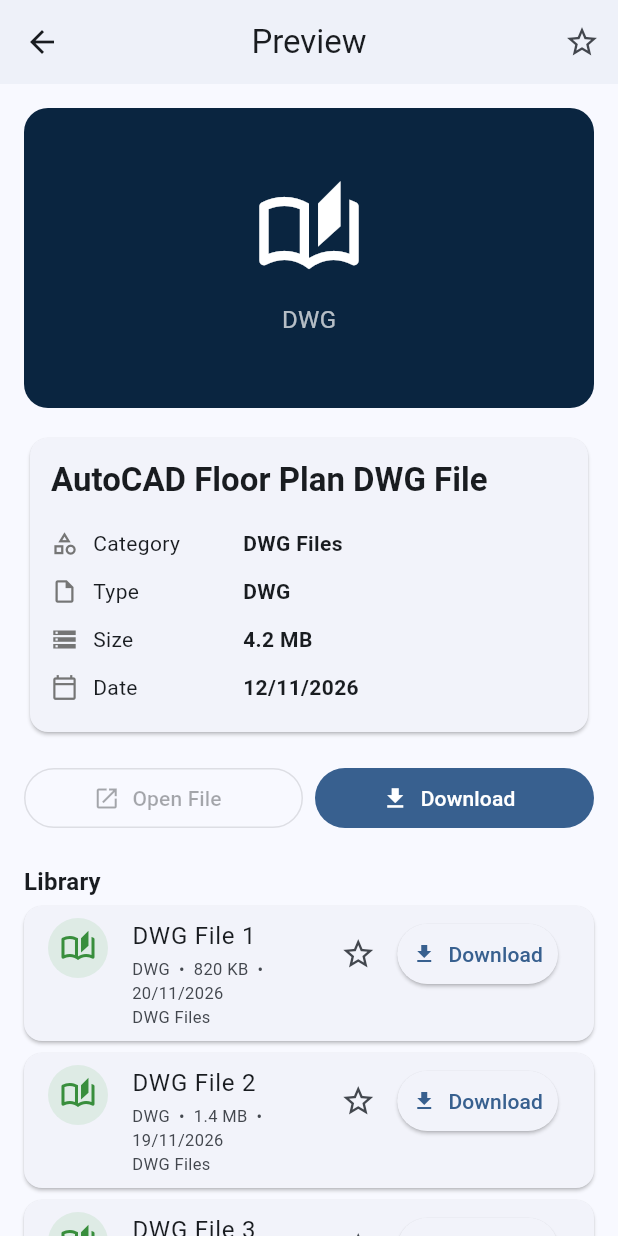
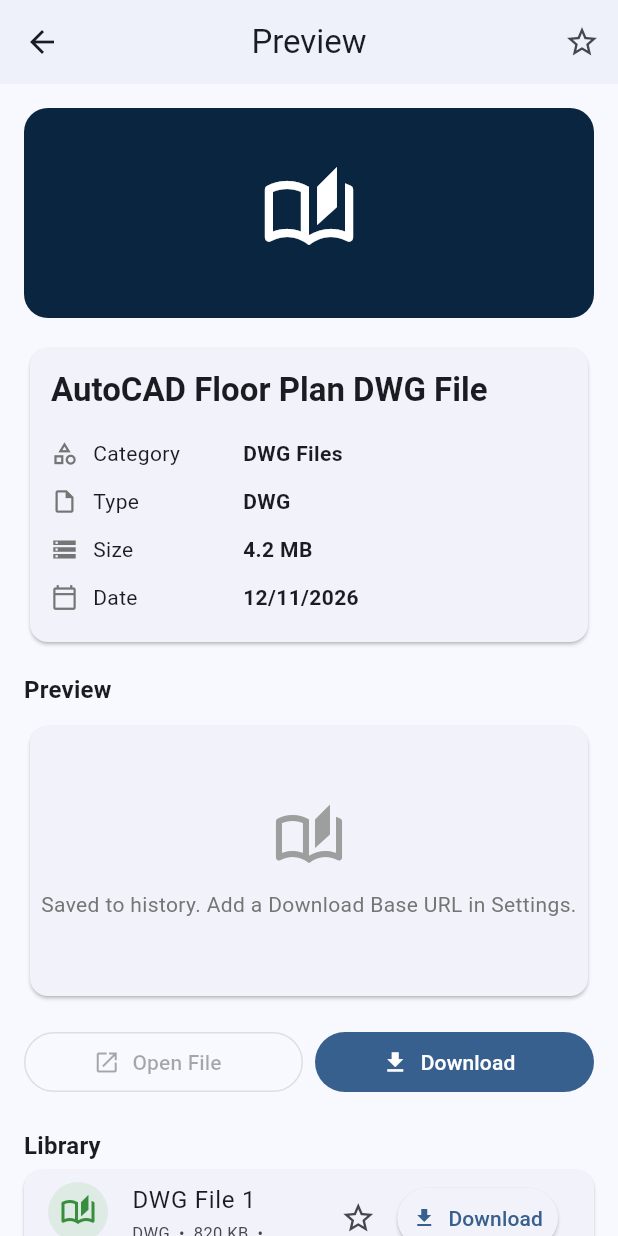
Before and after one commit to shahid-boop/zahid-academy, a Flutter app: the PreviewScreen screen opened directly with sample values from the repository, on a phone screen of 412 x 824 dp. Run offline on Flutter 3.47's test engine with Material 3 defaults, Android fonts, the phone set to English and light mode, and no system bars; our stand-ins replace cloud_firestore, file_picker, firebase_auth, firebase_core, firebase_storage, image_picker and 2 more; missing offline and left inert: flutter_pdfview; accounts and stored records are empty.

Commit message:
View system: inline PDF, video and image viewers in preview screen

```diff
--- a/lib/screens/preview_screen.dart
+++ b/lib/screens/preview_screen.dart
@@ -1,4 +1,6 @@
 import 'package:flutter/material.dart';
+import 'package:flutter_pdfview/flutter_pdfview.dart';
+import 'package:video_player/video_player.dart';
 
 import '../app_scope.dart';
 import '../l10n/strings.dart';
@@ -7,16 +9,22 @@ import '../services/app_state.dart';
 import '../services/launcher_service.dart';
 import '../widgets/file_tile.dart';
 
-/// File ka detail + preview screen (view system).
-class PreviewScreen extends StatelessWidget {
+/// Har file ka detail + **inline viewer** (PDF / video / image).
+class PreviewScreen extends StatefulWidget {
   final AppFile file;
 
   const PreviewScreen({super.key, required this.file});
 
   @override
+  State<PreviewScreen> createState() => _PreviewScreenState();
+}
+
+class _PreviewScreenState extends State<PreviewScreen> {
+  @override
   Widget build(BuildContext context) {
     final app = AppScope.of(context);
     final s = S(urdu: app.isUrdu, arabic: app.isArabic);
+    final file = widget.file;
     final locked = !app.canDownload(file.category, premium: file.isPremium);
 
     return Scaffold(
@@ -63,6 +71,16 @@ class PreviewScreen extends StatelessWidget {
             ),
           ),
           const SizedBox(height: 16),
+          Text(
+            s.t('preview'),
+            style: Theme.of(context)
+                .textTheme
+                .titleMedium
+                ?.copyWith(fontWeight: FontWeight.bold),
+          ),
+          const SizedBox(height: 8),
+          _viewer(context, s),
+          const SizedBox(height: 16),
           Row(
             children: [
               Expanded(
@@ -108,9 +126,10 @@ class PreviewScreen extends StatelessWidget {
           const SizedBox(height: 20),
           Text(
             s.t('library'),
-            style: Theme.of(context).textTheme.titleMedium?.copyWith(
-                  fontWeight: FontWeight.bold,
-                ),
+            style: Theme.of(context)
+                .textTheme
+                .titleMedium
+                ?.copyWith(fontWeight: FontWeight.bold),
           ),
           ...app.contents
               .where((f) => f.category == file.category && f.id != file.id)
@@ -121,42 +140,90 @@ class PreviewScreen extends StatelessWidget {
     );
   }
 
+  Widget _viewer(BuildContext context, S s) {
+    final file = widget.file;
+    final url = file.url;
+
+    if (url == null || url.isEmpty) {
+      return _placeholder(context, s, s.t('no_url'));
+    }
+
+    switch (file.kind) {
+      case FileKind.lecture: // PDF
+        return Card(
+          clipBehavior: Clip.antiAlias,
+          child: SizedBox(
+            height: 460,
+            child: PDFView(
+              url: url,
+              autoPlay: false,
+              onError: (_) => _placeholder(context, s, s.t('open_failed')),
+            ),
+          ),
+        );
+
+      case FileKind.video:
+        return Card(
+          clipBehavior: Clip.antiAlias,
+          child: _VideoViewer(url: url),
+        );
+
+      case FileKind.image:
+        return Card(
+          clipBehavior: Clip.antiAlias,
+          child: SizedBox(
+            height: 320,
+            child: InteractiveViewer(
+              child: Image.network(
+                url,
+                fit: BoxFit.contain,
+                errorBuilder: (_, __, ___) =>
+                    _placeholder(context, s, s.t('open_failed')),
+              ),
+            ),
+          ),
+        );
+
+      default:
+        // DWG / DXF / 3D Max / SketchUp ko phone par render nahi kar sakte.
+        return _placeholder(context, s, s.t('open_file'));
+    }
+  }
+
   Widget _hero(BuildContext context, S s) {
-    final isImage = file.kind == FileKind.image ||
-        (file.thumbnailUrl ?? '').toLowerCase().endsWith('.png') ||
-        (file.thumbnailUrl ?? '').toLowerCase().endsWith('.jpg');
-
+    final file = widget.file;
     return Container(
-      height: 200,
+      height: 140,
       width: double.infinity,
       decoration: BoxDecoration(
         color: const Color(0xFF0A2540),
         borderRadius: BorderRadius.circular(16),
       ),
-      child: isImage && file.thumbnailUrl != null
-          ? ClipRRect(
-              borderRadius: BorderRadius.circular(16),
-              child: Image.network(
-                file.thumbnailUrl!,
-                fit: BoxFit.cover,
-                errorBuilder: (_, __, ___) => _iconPlaceholder(context, s),
-              ),
-            )
-          : _iconPlaceholder(context, s),
+      child: Center(
+        child: Icon(file.icon, size: 64, color: Colors.white),
+      ),
     );
   }
 
-  Widget _iconPlaceholder(BuildContext context, S s) {
-    return Column(
-      mainAxisAlignment: MainAxisAlignment.center,
-      children: [
-        Icon(file.icon, size: 72, color: Colors.white),
-        const SizedBox(height: 10),
-        Text(
-          file.typeLabel,
-          style: const TextStyle(color: Colors.white70, fontSize: 16),
+  Widget _placeholder(BuildContext context, S s, String message) {
+    return Card(
+      child: Container(
+        height: 180,
+        width: double.infinity,
+        alignment: Alignment.center,
+        child: Column(
+          mainAxisSize: MainAxisSize.min,
+          children: [
+            Icon(widget.file.icon, size: 48, color: Colors.grey.shade500),
+            const SizedBox(height: 10),
+            Text(
+              message,
+              textAlign: TextAlign.center,
+              style: TextStyle(color: Colors.grey.shade600),
+            ),
+          ],
         ),
-      ],
+      ),
     );
   }
 
@@ -179,3 +246,76 @@ class PreviewScreen extends StatelessWidget {
     );
   }
 }
+
+/// Video inline player with play/pause.
+class _VideoViewer extends StatefulWidget {
+  final String url;
+
+  const _VideoViewer({required this.url});
+
+  @override
+  State<_VideoViewer> createState() => _VideoViewerState();
+}
+
+class _VideoViewerState extends State<_VideoViewer> {
+  late final VideoPlayerController _controller;
+  bool _error = false;
+
+  @override
+  void initState() {
+    super.initState();
+    _controller = VideoPlayerController.networkUrl(Uri.parse(widget.url));
+    _controller.initialize().then((_) {
+      if (mounted) setState(() {});
+    }).catchError((_) {
+      if (mounted) setState(() => _error = true);
+    });
+  }
+
+  @override
+  void dispose() {
+    _controller.dispose();
+    super.dispose();
+  }
+
+  @override
+  Widget build(BuildContext context) {
+    if (_error) {
+      return const SizedBox(
+        height: 180,
+        child: Center(child: Icon(Icons.broken_image, size: 48)),
+      );
+    }
+    if (!_controller.value.isInitialized) {
+      return const SizedBox(
+        height: 220,
+        child: Center(child: CircularProgressIndicator()),
+      );
+    }
+
+    final ratio = _controller.value.aspectRatio;
+    return Column(
+      children: [
+        AspectRatio(
+          aspectRatio: (ratio > 0 && ratio.isFinite) ? ratio : 16 / 9,
+          child: VideoPlayer(_controller),
+        ),
+        IconButton(
+          onPressed: () {
+            setState(() {
+              if (_controller.value.isPlaying) {
+                _controller.pause();
+              } else {
+                _controller.play();
+              }
+            });
+          },
+          icon: Icon(
+            _controller.value.isPlaying ? Icons.pause_circle : Icons.play_circle,
+            size: 32,
+          ),
+        ),
+      ],
+    );
+  }
+}
--- a/pubspec.yaml
+++ b/pubspec.yaml
@@ -18,6 +18,8 @@ dependencies:
   firebase_storage: ^14.1.0
   image_picker: ^1.2.4
   file_picker: ^13.4.1
+  flutter_pdfview: ^1.4.5
+  video_player: ^2.14.1
 
 dev_dependencies:
   flutter_test:
```
